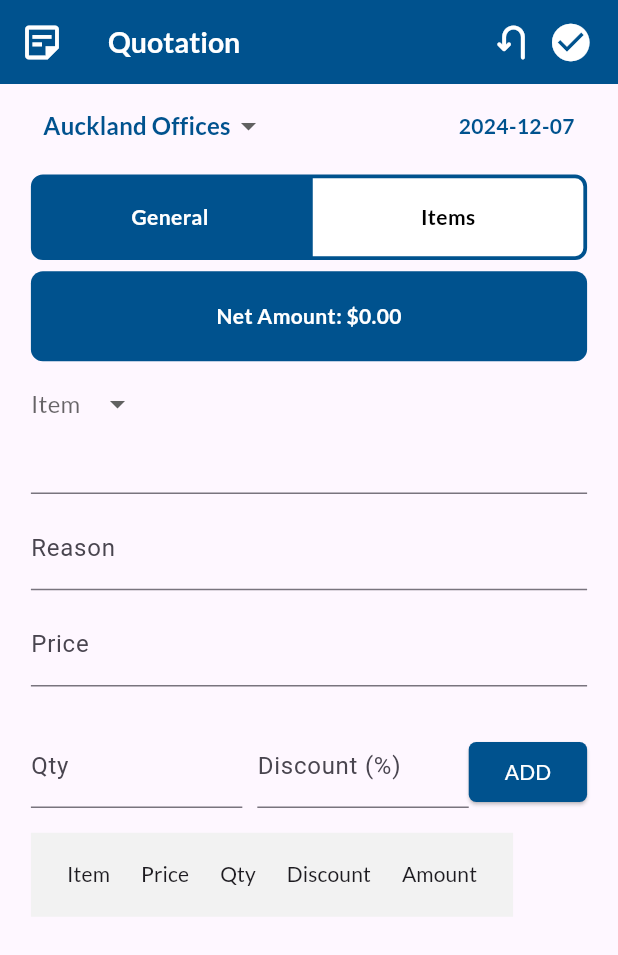
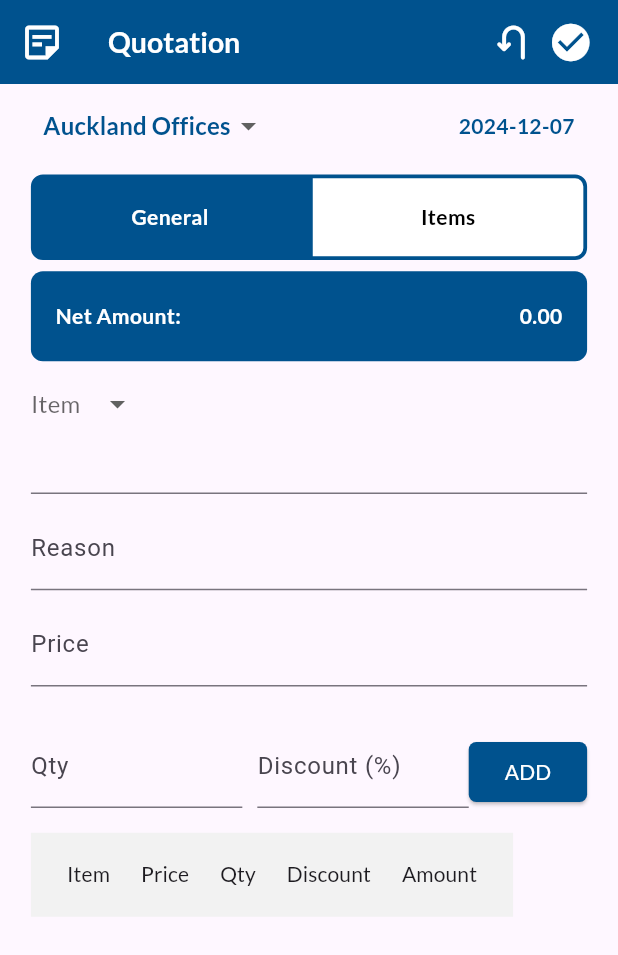
Before and after one commit to ashen8981/product_dashboard, a Flutter app: the screen it shows after launch, on a phone screen of 412 x 824 dp. Shown: the top 955 px of the screen. Run offline on Flutter 3.47's test engine with Material 3 defaults, Android fonts, the phone set to English and light mode, and no system bars; our stand-ins replace google_fonts, sqflite; accounts and stored records are empty.

Commit message:
UI changes

```diff
--- a/lib/view/item_view/item_form_view.dart
+++ b/lib/view/item_view/item_form_view.dart
@@ -119,6 +119,7 @@ class ItemFormViewState extends State<ItemFormView> {
   }
 
   Widget _buildNetAmount(ItemViewModel viewModel) {
+    final screenWidth = MediaQuery.of(context).size.width;
     return Container(
       decoration: BoxDecoration(
         borderRadius: BorderRadius.circular(8.0),
@@ -126,9 +127,21 @@ class ItemFormViewState extends State<ItemFormView> {
       ),
       height: 60,
       alignment: Alignment.center,
-      child: CommonText(
-        'Net Amount: \$${viewModel.netAmount.toStringAsFixed(2)}',
-        style: const TextStyle(color: Colors.white, fontWeight: FontWeight.bold),
+      child: Row(
+        mainAxisAlignment: MainAxisAlignment.start,
+        children: [
+          SizedBox(width: screenWidth * 0.04),
+          const CommonText(
+            'Net Amount: ',
+            style: TextStyle(color: Colors.white, fontWeight: FontWeight.bold),
+          ),
+          const Spacer(),
+          CommonText(
+            viewModel.netAmount.toStringAsFixed(2),
+            style: const TextStyle(color: Colors.white, fontWeight: FontWeight.bold),
+          ),
+          SizedBox(width: screenWidth * 0.04)
+        ],
       ),
     );
   }
```
